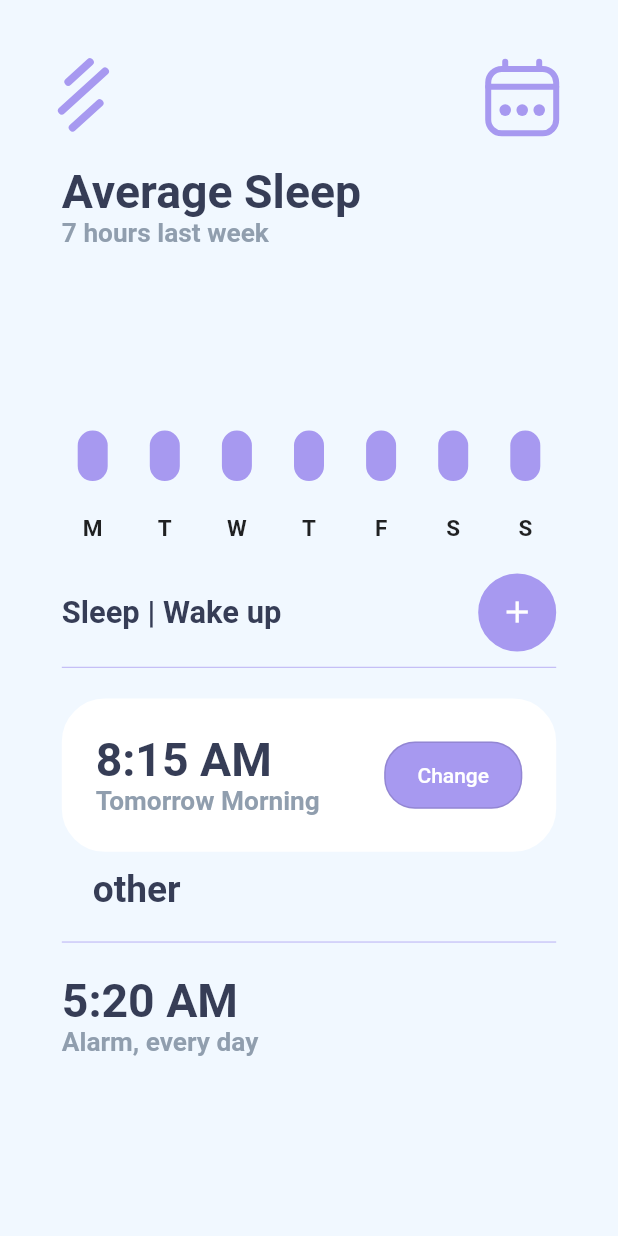
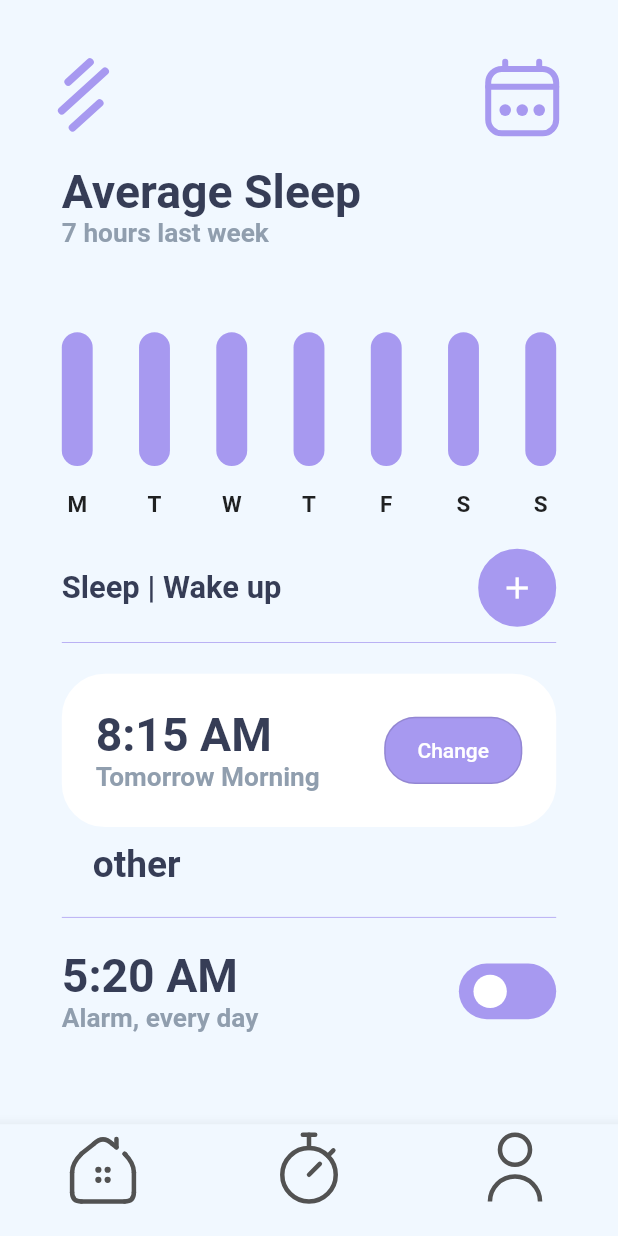
Before and after one commit to dalyathan/Iphone-Alarm, a Flutter app: the screen it shows after launch, on a phone screen of 412 x 824 dp. Run offline on Flutter 3.47's test engine with Material 2 defaults, Android fonts, the phone set to English and light mode, and no system bars.

Commit message:
done with the first page except the alarm icon on the bottom navbar

```diff
--- a/alarm/lib/screens/main_page.dart
+++ b/alarm/lib/screens/main_page.dart
@@ -4,14 +4,27 @@ import 'package:alarm/widgets/containers/other_alarms.dart';
 import 'package:alarm/widgets/containers/sleep_wake_up.dart';
 import 'package:alarm/widgets/containers/tommorrow_alarm.dart';
 import 'package:alarm/widgets/containers/week_days.dart';
+import 'package:alarm/widgets/icons/clock.dart';
+import 'package:alarm/widgets/icons/house.dart';
+import 'package:alarm/widgets/icons/person.dart';
 import 'package:flutter/material.dart';
 
-class MainPage extends StatelessWidget {
+class MainPage extends StatefulWidget {
+  MainPage({Key? key}) : super(key: key);
+
+  @override
+  State<MainPage> createState() => _MainPageState();
+}
+
+class _MainPageState extends State<MainPage> {
   late Size size;
+
   double smallerMarginRatio = 0.025;
+
   double horizontalPadding = 0.1;
+
   double verticalPadding = 0.05;
-  MainPage({Key? key}) : super(key: key);
+  int _selectedIndex = 0;
 
   @override
   Widget build(BuildContext context) {
@@ -49,7 +62,7 @@ class MainPage extends StatelessWidget {
             ],
           ),
         )),
-    );
+        bottomNavigationBar: bottomNavbar());
   }
 
   Container horizontalRule() {
@@ -75,4 +88,35 @@ class MainPage extends StatelessWidget {
               fontSize: size.width * 0.005 * 12)),
     );
   }
+
+  void _onItemTapped(int index) {
+    setState(() {
+      _selectedIndex = index;
+    });
   }
+
+  BottomNavigationBar bottomNavbar() {
+    return BottomNavigationBar(
+      backgroundColor: const Color.fromRGBO(241, 248, 255, 1),
+      items: <BottomNavigationBarItem>[
+        BottomNavigationBarItem(
+            icon: HouseIcon(
+              width: size.width * 0.1,
+            ),
+            title: Container(height: 0.0)),
+        BottomNavigationBarItem(
+            icon: ClockIcon(
+              width: size.width * 0.1,
+            ),
+            title: Container(height: 0.0)),
+        BottomNavigationBarItem(
+            icon: PersonIcon(
+              width: size.width * 0.1,
+            ),
+            title: Container(height: 0.0)),
+      ],
+      currentIndex: _selectedIndex,
+      onTap: _onItemTapped,
+    );
+  }
+}
--- a/alarm/lib/widgets/containers/custom_switch.dart
+++ b/alarm/lib/widgets/containers/custom_switch.dart
@@ -1,10 +1,50 @@
+import 'package:alarm/widgets/painters/switch_background.dart';
+import 'package:alarm/widgets/painters/switch_button.dart';
 import 'package:flutter/material.dart';
 
-class CustomSwitch extends StatelessWidget {
-  const CustomSwitch({Key? key}) : super(key: key);
+class CustomSwitch extends StatefulWidget {
+  final double height;
+  const CustomSwitch({Key? key, required this.height}) : super(key: key);
 
   @override
+  State<CustomSwitch> createState() => _CustomSwitchState();
+}
+
+class _CustomSwitchState extends State<CustomSwitch> {
+  bool on = true;
+  @override
   Widget build(BuildContext context) {
-    return Container();
+    double aspectRatio = 1.75;
+    double buttonOffset = 0.15;
+    double widgetWidth = widget.height * aspectRatio;
+    double ringDiameter = widget.height * 0.6;
+    Size backgroundSize = Size(widgetWidth, widget.height);
+    Size buttonSize = Size(ringDiameter, ringDiameter);
+    return GestureDetector(
+      onTapDown: (data) => setState(() {
+        on = on ? false : true;
+      }),
+      child: Stack(
+        children: [
+          Positioned(
+            child: CustomPaint(
+              size: backgroundSize,
+              painter: SwitchBackgroundPainter(on),
+            ),
+          ),
+          AnimatedPositioned(
+            top: (widget.height - ringDiameter) / 2,
+            left: on
+                ? widgetWidth * buttonOffset
+                : widgetWidth * (1 - buttonOffset) - ringDiameter,
+            duration: const Duration(milliseconds: 250),
+            child: CustomPaint(
+              size: buttonSize,
+              painter: SwitchButtonPainter(),
+            ),
+          )
+        ],
+      ),
+    );
   }
 }
--- a/alarm/lib/widgets/containers/day_bar.dart
+++ b/alarm/lib/widgets/containers/day_bar.dart
@@ -4,7 +4,7 @@ import 'dart:math';
 
 class DayBar extends StatefulWidget {
   final String day;
-  double marginRatio = 0.04;
+  double marginRatio = 0.02;
   DayBar({Key? key, required this.day}) : super(key: key);
 
   @override
@@ -18,7 +18,7 @@ class _DayBarState extends State<DayBar> {
     Random rd = Random();
     return Column(
       children: [
-        BarIcon(fillHeight: rd.nextDouble()),
+        BarIcon(fillHeight: rd.nextDouble() * (1 - 0.5) + 0.5),
         SizedBox(
           height: size.height * widget.marginRatio,
         ),
--- a/alarm/lib/widgets/containers/other_alarms.dart
+++ b/alarm/lib/widgets/containers/other_alarms.dart
@@ -1,3 +1,4 @@
+import 'package:alarm/widgets/containers/custom_switch.dart';
 import 'package:alarm/widgets/containers/heading.dart';
 import 'package:flutter/material.dart';
 
@@ -6,9 +7,14 @@ class OtherAlarms extends StatelessWidget {
 
   @override
   Widget build(BuildContext context) {
+    Size size = MediaQuery.of(context).size;
     return Row(
-      children: const [
-        Heading(mainTitle: "5:20 AM", smallerTitle: "Alarm, every day")
+      mainAxisAlignment: MainAxisAlignment.spaceBetween,
+      children: [
+        const Heading(mainTitle: "5:20 AM", smallerTitle: "Alarm, every day"),
+        CustomSwitch(
+          height: size.height * 0.045,
+        ),
       ],
     );
   }
--- a/alarm/lib/widgets/icons/bar.dart
+++ b/alarm/lib/widgets/icons/bar.dart
@@ -15,7 +15,7 @@ class _BarIconState extends State<BarIcon> {
   @override
   Widget build(BuildContext context) {
     size = MediaQuery.of(context).size;
-    Size iconSize = Size(size.width * 0.1, size.height * 0.15);
+    Size iconSize = Size(size.width * 0.05, size.height * 0.15);
     return CustomPaint(
       painter: BarPainter(widget.fillHeight),
       size: iconSize,
--- /dev/null
+++ b/alarm/lib/widgets/icons/clock.dart
@@ -0,0 +1,16 @@
+import 'package:alarm/widgets/painters/clock.dart';
+import 'package:flutter/material.dart';
+
+class ClockIcon extends StatelessWidget {
+  final double width;
+  const ClockIcon({Key? key, required this.width}) : super(key: key);
+
+  @override
+  Widget build(BuildContext context) {
+    double aspectRatio = 0.925;
+    return CustomPaint(
+      size: Size(width, width / aspectRatio),
+      painter: ClockPainter(),
+    );
+  }
+}
--- /dev/null
+++ b/alarm/lib/widgets/icons/house.dart
@@ -0,0 +1,17 @@
+import 'package:alarm/widgets/painters/house.dart';
+import 'package:flutter/material.dart';
+
+class HouseIcon extends StatelessWidget {
+  final double width;
+  const HouseIcon({Key? key, required this.width}) : super(key: key);
+
+  @override
+  Widget build(BuildContext context) {
+    double aspectRatio = 0.925;
+    Size houseIconSize = Size(width, width / aspectRatio);
+    return CustomPaint(
+      size: houseIconSize,
+      painter: HousePainter(),
+    );
+  }
+}
--- /dev/null
+++ b/alarm/lib/widgets/icons/person.dart
@@ -0,0 +1,15 @@
+import 'package:alarm/widgets/painters/person.dart';
+import 'package:flutter/material.dart';
+
+class PersonIcon extends StatelessWidget {
+  final double width;
+  const PersonIcon({Key? key, required this.width}) : super(key: key);
+  @override
+  Widget build(BuildContext context) {
+    double aspectRatio = 0.925;
+    return CustomPaint(
+      size: Size(width, width / aspectRatio),
+      painter: PersonPainter(),
+    );
+  }
+}
--- /dev/null
+++ b/alarm/lib/widgets/painters/house.dart
@@ -0,0 +1,105 @@
+import 'package:flutter/material.dart';
+
+class HousePainter extends CustomPainter {
+  late Paint brush;
+  late double curveRadius;
+  late Size size;
+  late Canvas canvas;
+  @override
+  void paint(Canvas canvas, Size size) {
+    curveRadius = 0.15;
+    this.size = size;
+    this.canvas = canvas;
+    brush = Paint();
+
+    brush.color = const Color.fromRGBO(82, 82, 82, 1);
+    brush.strokeWidth = 3;
+    brush.style = PaintingStyle.stroke;
+    brush.strokeCap = StrokeCap.round;
+
+    double rectRatio = 0.575;
+    double chimneyHeight = 0.05;
+    double chimneyWidth = 0.15;
+
+    Offset A = Offset(size.width * 0.5, 0);
+    Offset B =
+        Offset(size.width * (0.5 - curveRadius), size.width * curveRadius);
+    Offset C = Offset(curveRadius * size.width,
+        size.height * (1 - rectRatio) - size.width * curveRadius);
+    Offset D = Offset(0, size.height * (1 - rectRatio));
+
+    Offset E =
+        Offset(0, size.height * (1 - rectRatio) + size.width * curveRadius);
+    Offset F = Offset(0, size.height - size.width * curveRadius);
+    Offset G = Offset(0, size.height);
+    Offset H = Offset(size.width * curveRadius, size.height);
+
+    Offset I = Offset(size.width * (1 - curveRadius), H.dy);
+    Offset J = Offset(size.width, G.dy);
+    Offset K = Offset(size.width, F.dy);
+    Offset L = Offset(size.width, E.dy);
+
+    Offset R = Offset(size.width * (0.5 + curveRadius), B.dy);
+    Offset M = Offset(size.width, D.dy);
+    Offset N = Offset(size.width * (1 - curveRadius), C.dy);
+    double gojoSlope = (R.dy - N.dy) / (R.dx - N.dx);
+    Offset P = Offset(R.dx + size.height * chimneyHeight / gojoSlope,
+        size.height * chimneyHeight + R.dy);
+    Offset Q = Offset(P.dx, size.height * 0.065);
+    Offset O = Offset(P.dx + size.width * chimneyWidth,
+        P.dy + size.width * chimneyWidth * gojoSlope);
+
+    canvas.drawLine(B, C, brush);
+    makeCurveBetweeenIntersections(C, D, E);
+    canvas.drawLine(E, F, brush);
+    makeCurveBetweeenIntersections(F, G, H);
+    canvas.drawLine(H, I, brush);
+    makeCurveBetweeenIntersections(I, J, K);
+    canvas.drawLine(K, L, brush);
+    makeCurveBetweeenIntersections(L, M, N);
+    canvas.drawLine(N, O, brush);
+    canvas.drawLine(P, Q, brush);
+    canvas.drawLine(R, P, brush);
+    makeCurveBetweeenIntersections(B, A, R);
+    paintTheDots();
+  }
+
+  makeCurveBetweeenIntersections(Offset from, Offset control, Offset to) {
+    Path curvedCorner = Path();
+    curvedCorner.moveTo(from.dx, from.dy);
+    curvedCorner.quadraticBezierTo(control.dx, control.dy, to.dx, to.dy);
+    canvas.drawPath(curvedCorner, brush);
+  }
+
+  paintTheDots() {
+    var gapBetweenCircles = 0.1;
+    var radius = 0.05;
+    var horizontalOffset = 0.425;
+    var verticalOffset = 0.525;
+    brush.style = PaintingStyle.fill;
+    canvas.drawCircle(
+        Offset(size.width * horizontalOffset, size.height * verticalOffset),
+        size.width * radius,
+        brush);
+    canvas.drawCircle(
+        Offset(size.width * (horizontalOffset + radius + gapBetweenCircles),
+            size.height * verticalOffset),
+        size.width * radius,
+        brush);
+    canvas.drawCircle(
+        Offset(size.width * horizontalOffset,
+            size.height * (verticalOffset + radius + gapBetweenCircles)),
+        size.width * radius,
+        brush);
+    canvas.drawCircle(
+        Offset(size.width * (horizontalOffset + radius + gapBetweenCircles),
+            size.height * (verticalOffset + radius + gapBetweenCircles)),
+        size.width * radius,
+        brush);
+  }
+
+  @override
+  bool shouldRepaint(covariant CustomPainter oldDelegate) {
+    return false;
+  }
+}
```
Also changed, not shown: alarm/lib/widgets/containers/bottom_navbar.dart (added, +10 -0 lines), alarm/lib/widgets/icons/alarm.dart (added, +16 -0 lines), alarm/lib/widgets/painters/alarm.dart (added, +11 -0 lines), alarm/lib/widgets/painters/bar.dart (+5 -3 lines), alarm/lib/widgets/painters/clock.dart (added, +42 -0 lines), alarm/lib/widgets/painters/person.dart (added, +32 -0 lines), alarm/lib/widgets/painters/switch_background.dart (+19 -3 lines), alarm/lib/widgets/painters/switch_button.dart (+9 -1 lines). Lines whose indentation alone changed are shown as unchanged.
